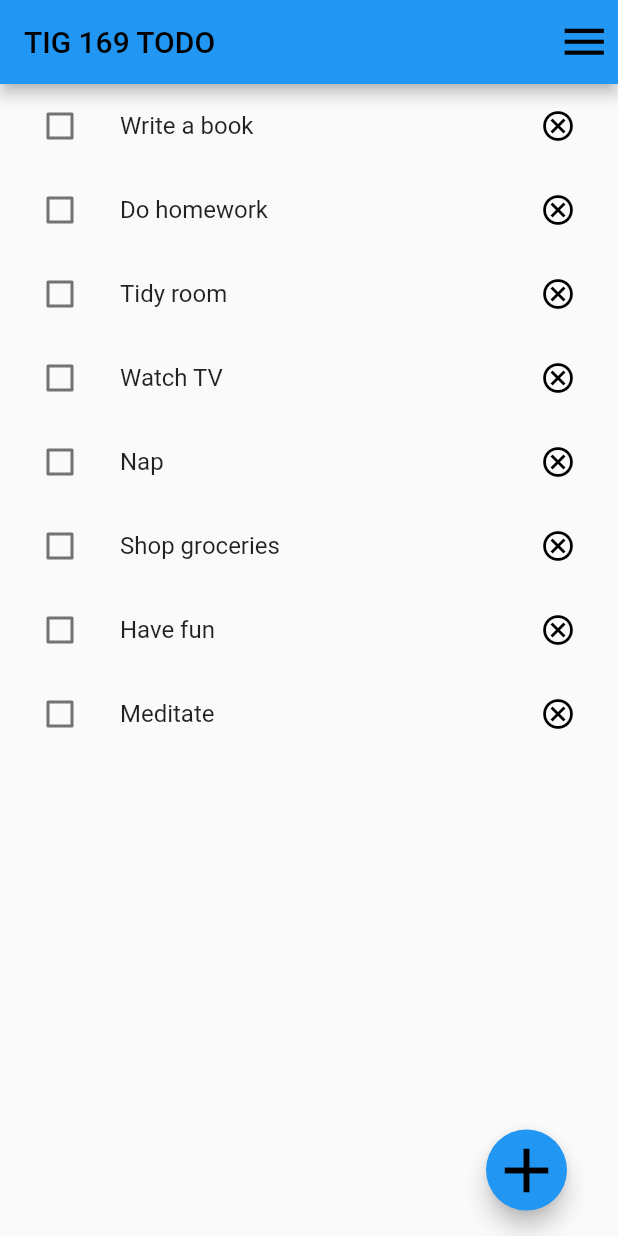
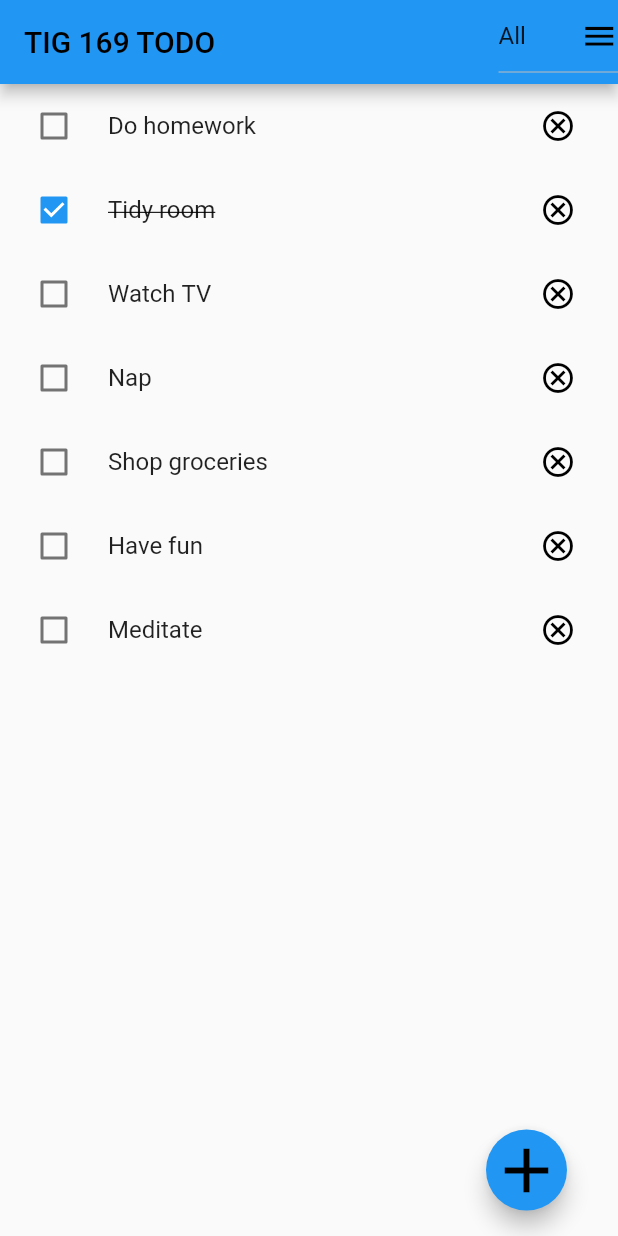
Before and after one commit to gu-tig169/gusjangha, a Flutter app: the screen it shows after launch, after a tap on the "cancel" icon, on a phone screen of 412 x 824 dp. Run offline on Flutter 3.47's test engine with Material 2 defaults, Android fonts, the phone set to English and light mode, and no system bars.

Commit message:
Kod för uppgift2

```diff
--- /dev/null
+++ b/lib/TodoList.dart
@@ -0,0 +1,59 @@
+import 'package:flutter/material.dart';
+import 'package:provider/provider.dart';
+import 'model.dart';
+
+class TodoList extends StatefulWidget {
+  final List<ThingsTodo> list;
+  TodoList(this.list);
+
+  @override
+  _TodoListState createState() => _TodoListState();
+}
+
+class _TodoListState extends State<TodoList> {
+  Widget build(BuildContext context) {
+    return ListView(
+        children:
+            widget.list.map((thing) => _thingsItem(context, thing)).toList());
+  }
+
+  Widget _thingsItem(context, thing) {
+    if (thing.checkbox == true) {
+      return CheckboxListTile(
+          title: Text(
+            thing.text,
+            style: TextStyle(decoration: TextDecoration.lineThrough),
+          ),
+          secondary: IconButton(
+            icon: Icon(Icons.cancel_outlined, color: Colors.black),
+            onPressed: () {
+              var state = Provider.of<NewState>(context, listen: false);
+              state.removeThings(thing);
+            },
+          ),
+          controlAffinity: ListTileControlAffinity.leading,
+          value: thing.checkbox,
+          onChanged: (bool value) {
+            setState(() {
+              thing.checkbox = value;
+            });
+          });
+    }
+    return CheckboxListTile(
+        title: Text(thing.text),
+        secondary: IconButton(
+          icon: Icon(Icons.cancel_outlined, color: Colors.black),
+          onPressed: () {
+            var state = Provider.of<NewState>(context, listen: false);
+            state.removeThings(thing);
+          },
+        ),
+        controlAffinity: ListTileControlAffinity.leading,
+        value: thing.checkbox,
+        onChanged: (bool value) {
+          setState(() {
+            thing.checkbox = value;
+          });
+        });
+  }
+}
--- a/lib/main.dart
+++ b/lib/main.dart
@@ -1,7 +1,12 @@
 import 'package:flutter/material.dart';
+import 'package:provider/provider.dart';
+import 'SecondPage.dart';
+import 'model.dart';
+import 'TodoList.dart';
 
 void main() {
-  runApp(MyApp());
+  var state = NewState();
+  runApp(ChangeNotifierProvider(create: (context) => state, child: MyApp()));
 }
 
 class MyApp extends StatelessWidget {
@@ -11,22 +16,35 @@ class MyApp extends StatelessWidget {
   }
 }
 
-class HomePage extends StatelessWidget {
+class HomePage extends StatefulWidget {
+  @override
+  HomePageState createState() => HomePageState();
+}
+
+class HomePageState extends State<HomePage> {
   @override
   Widget build(BuildContext context) {
     return Scaffold(
       appBar: AppBar(
           title: Text('TIG 169 TODO', style: TextStyle(color: Colors.black)),
           actions: [
-            _popUpMenu(),
+            _dropDownMenu(),
           ]),
-      body: _todoList(),
+      body: Consumer<NewState>(
+        builder: (context, state, child) => TodoList(state.list),
+      ),
       floatingActionButton: Container(
         margin: EdgeInsets.only(left: 340, right: 18),
         child: FloatingActionButton(
-          onPressed: () {
-            Navigator.push(
-                context, MaterialPageRoute(builder: (context) => SecondPage()));
+          onPressed: () async {
+            var newThing = await Navigator.push(
+                context,
+                MaterialPageRoute(
+                    builder: (context) => SecondPage(ThingsTodo(
+                        checkbox: false, text: 'What are you going do to?'))));
+            if (newThing != null) {
+              Provider.of<NewState>(context, listen: false).addThings(newThing);
+            }
           },
           child: Icon(
             Icons.add,
@@ -38,102 +56,23 @@ class HomePage extends StatelessWidget {
     );
   }
 
-  Widget _todoList() {
-    var list = [
-      'Write a book',
-      'Do homework',
-      'Tidy room',
-      'Watch TV',
-      'Nap',
-      'Shop groceries',
-      'Have fun',
-      'Meditate'
-    ];
-
-    return ListView(
-      children: list.map((things) => _thingsToDo(things)).toList(),
-    );
-  }
-
-  Widget _thingsToDo(text) {
-    return ListTile(
-      leading: Checkbox(value: false, onChanged: (val) {}),
-      title: Text(text),
-      trailing: IconButton(
-        icon: Icon(Icons.cancel_outlined, color: Colors.black),
-        onPressed: () {},
-      ),
-    );
-  }
-
-  Widget _popUpMenu() {
-    return PopupMenuButton(
-      itemBuilder: (context) => [
-        PopupMenuItem(
-          child: Text('All'),
-        ),
-        PopupMenuItem(
-          child: Text('Done'),
-        ),
-        PopupMenuItem(child: Text('Undone')),
+  Widget _dropDownMenu() {
+    return DropdownButton(
+      items: [
+        DropdownMenuItem(child: Text('All')),
+        DropdownMenuItem(child: Text('Done')),
+        DropdownMenuItem(child: Text('Undone')),
       ],
       icon: Icon(
         Icons.menu,
-        size: 35,
+        size: 25,
         color: Colors.black,
       ),
+      onChanged: (value) {
+        setState(() {
+          value = value;
+        });
+      },
     );
   }
 }
-
-class SecondPage extends StatelessWidget {
-  @override
-  Widget build(BuildContext context) {
-    return Scaffold(
-        body: Center(
-      child: Column(
-        mainAxisAlignment: MainAxisAlignment.start,
-        crossAxisAlignment: CrossAxisAlignment.start,
-        children: [
-          AppBar(
-            title: Text('TIG 169 TODO', style: TextStyle(color: Colors.black)),
-          ),
-          _textField(),
-          _rowIconAndText(),
-        ],
-      ),
-    ));
-  }
-
-  Widget _textField() {
-    return Container(
-        width: 351,
-        height: 50,
-        margin: EdgeInsets.only(left: 30, right: 30, top: 39),
-        child: TextField(
-          decoration: InputDecoration(
-            hintText: 'What are you going do to?',
-            enabledBorder:
-                OutlineInputBorder(borderSide: BorderSide(width: 4.0)),
-            focusedBorder: OutlineInputBorder(
-              borderSide: BorderSide(color: Colors.black, width: 4.0),
-            ),
-          ),
-        ));
-  }
-
-  Widget _rowIconAndText() {
-    return Center(
-        child: Row(
-      mainAxisAlignment: MainAxisAlignment.center,
-      children: [
-        FlatButton.icon(
-          onPressed: () {},
-          icon: Icon(Icons.add),
-          label: Text('ADD'),
-          textColor: Colors.black,
-        )
-      ],
-    ));
-  }
-}
--- /dev/null
+++ b/lib/model.dart
@@ -0,0 +1,31 @@
+import 'package:flutter/material.dart';
+
+class ThingsTodo {
+  bool checkbox;
+  String text;
+  ThingsTodo({this.checkbox, this.text});
+}
+
+class NewState extends ChangeNotifier {
+  List<ThingsTodo> _list = [
+    ThingsTodo(checkbox: false, text: 'Write a book'),
+    ThingsTodo(checkbox: false, text: 'Do homework'),
+    ThingsTodo(checkbox: true, text: 'Tidy room'),
+    ThingsTodo(checkbox: false, text: 'Watch TV'),
+    ThingsTodo(checkbox: false, text: 'Nap'),
+    ThingsTodo(checkbox: false, text: 'Shop groceries'),
+    ThingsTodo(checkbox: false, text: 'Have fun'),
+    ThingsTodo(checkbox: false, text: 'Meditate'),
+  ];
+  List<ThingsTodo> get list => _list;
+
+  void addThings(ThingsTodo thing) {
+    _list.add(thing);
+    notifyListeners();
+  }
+
+  void removeThings(ThingsTodo thing) {
+    _list.remove(thing);
+    notifyListeners();
+  }
+}
--- a/pubspec.yaml
+++ b/pubspec.yaml
@@ -28,6 +28,7 @@ dependencies:
   # The following adds the Cupertino Icons font to your application.
   # Use with the CupertinoIcons class for iOS style icons.
   cupertino_icons: ^1.0.0
+  provider: any
 
 dev_dependencies:
   flutter_test:
```
Also changed, not shown: lib/SecondPage.dart (added, +84 -0 lines), pubspec.lock.
